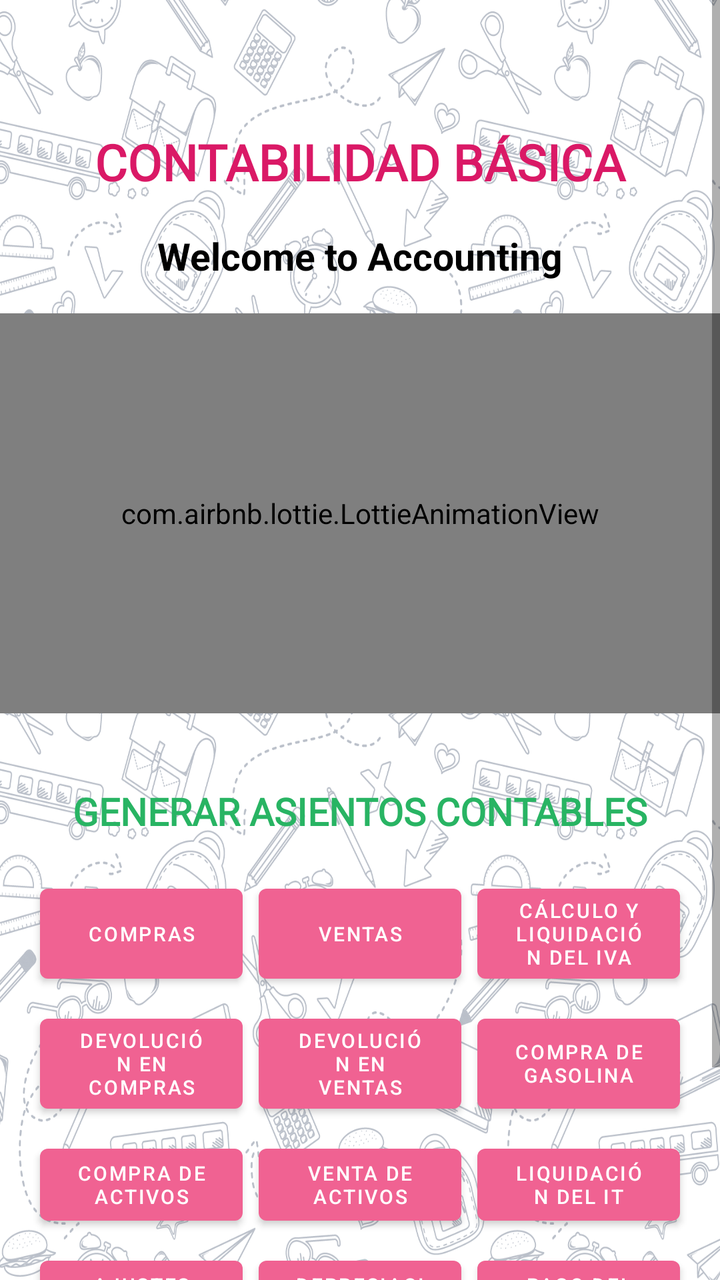
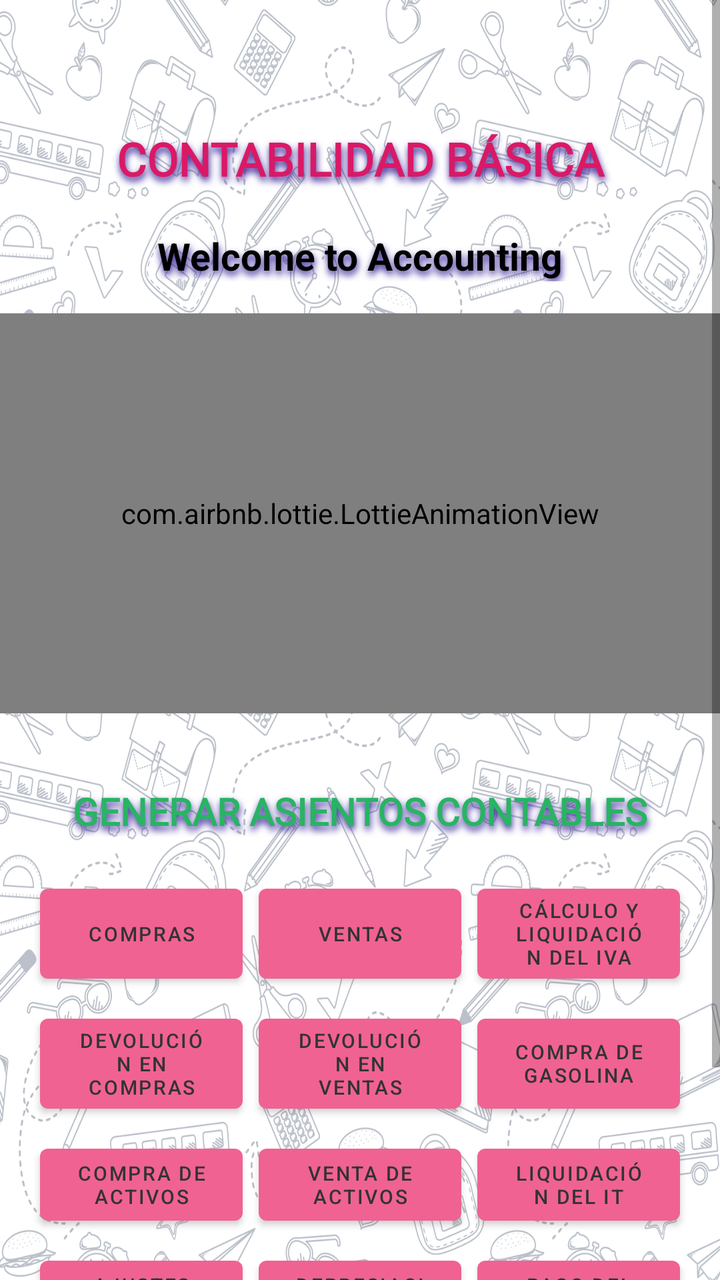

An Android layout rendered at two revisions. The XML below is the earlier revision; the diff shows what the commit changed to produce the second picture.
<!-- AndroidManifest.xml: application theme Theme.ContabilidadBasicaBolivia -->
<!-- res/layout/fragment_home.xml -->
<?xml version="1.0" encoding="utf-8"?>
<RelativeLayout xmlns:android="http://schemas.android.com/apk/res/android"
    xmlns:app="http://schemas.android.com/apk/res-auto"
    xmlns:tools="http://schemas.android.com/tools"
    android:layout_width="match_parent"
    android:layout_height="match_parent"
    tools:context=".HomeFragment">


    
    <androidx.constraintlayout.widget.ConstraintLayout
        android:layout_width="match_parent"
        android:layout_height="match_parent"
        tools:context=".ScrollView01">


        <ScrollView
            android:id="@+id/scrollView3"
            android:layout_width="match_parent"
            android:layout_height="match_parent"
            android:background="@drawable/png44"
            app:layout_constraintBottom_toBottomOf="parent"
            app:layout_constraintEnd_toEndOf="parent"
            app:layout_constraintStart_toStartOf="parent"
            app:layout_constraintTop_toTopOf="parent">



            <LinearLayout
                android:layout_width="match_parent"
                android:layout_height="wrap_content"
                android:orientation="vertical">

                <FrameLayout
                    android:layout_width="match_parent"
                    android:layout_height="55dp"
                    app:layout_constraintBottom_toTopOf="@+id/lottieAnimationView"
                    app:layout_constraintEnd_toEndOf="parent"
                    app:layout_constraintHorizontal_bias="0.0"
                    app:layout_constraintStart_toStartOf="parent"
                    app:layout_constraintTop_toTopOf="parent"
                    app:layout_constraintVertical_bias="0.0">

                    <TextView
                        android:layout_width="match_parent"
                        android:layout_height="wrap_content"
                        android:layout_marginTop="5dp"
                        android:fontFamily="@font/letra01"
                        android:gravity="center_horizontal"
                        android:text=""
                        android:textColor="#DA1966"
                        android:textSize="28sp"
                        android:textStyle="bold"
                        app:autoSizeTextType="uniform"
                        app:layout_constraintEnd_toEndOf="parent"
                        app:layout_constraintStart_toStartOf="parent"
                        app:layout_constraintTop_toTopOf="parent" />
                </FrameLayout>
                <FrameLayout
                    android:layout_width="match_parent"
                    android:layout_height="60dp"
                    app:layout_constraintBottom_toTopOf="@+id/lottieAnimationView"
                    app:layout_constraintEnd_toEndOf="parent"
                    app:layout_constraintHorizontal_bias="0.0"
                    app:layout_constraintStart_toStartOf="parent"
                    app:layout_constraintTop_toTopOf="parent"
                    app:layout_constraintVertical_bias="0.0">

                    <TextView
                        android:id="@+id/titleTextView"
                        android:layout_width="match_parent"
                        android:layout_height="wrap_content"
                        android:layout_marginTop="9dp"
                        android:fontFamily="@font/letra01"
                        android:gravity="center_horizontal"
                        android:text="CONTABILIDAD BÁSICA"
                        android:textColor="#DA1966"
                        android:textSize="25sp"
                        android:textStyle="bold"
                        app:autoSizeTextType="uniform"
                        app:layout_constraintEnd_toEndOf="parent"
                        app:layout_constraintStart_toStartOf="parent"
                        app:layout_constraintTop_toTopOf="parent" />
                </FrameLayout>

                <TextView
                    android:id="@+id/title1"
                    android:layout_width="match_parent"
                    android:layout_height="wrap_content"
                    android:gravity="center_horizontal"
                    android:background="?android:attr/selectableItemBackground"
                    android:text="Welcome to Accounting"
                    android:textColor="#000000"
                    android:textSize="19sp"
                    android:textStyle="bold"
                    app:layout_constraintEnd_toEndOf="parent"
                    app:layout_constraintStart_toStartOf="parent"
                    app:layout_constraintTop_toBottomOf="@+id/lottieAnimationView" />

                <com.airbnb.lottie.LottieAnimationView
                    android:id="@+id/lottieAnimationView"
                    android:layout_width="match_parent"
                    android:layout_height="200dp"
                    android:layout_marginTop="16dp"
                    app:layout_constraintEnd_toEndOf="parent"
                    app:layout_constraintStart_toStartOf="parent"
                    app:layout_constraintTop_toBottomOf="@+id/titleTextView"
                    app:lottie_autoPlay="true"
                    app:lottie_loop="true"
                    app:lottie_rawRes="@raw/work_girl_cat" />

                <TextView
                    android:id="@+id/titleTextViewgenerate"
                    android:layout_width="match_parent"
                    android:layout_height="wrap_content"
                    android:layout_marginTop="36dp"
                    android:fontFamily="@font/numero_dos"
                    android:gravity="center_horizontal"
                    android:text="GENERAR ASIENTOS CONTABLES"
                    android:textColor="#28B463"
                    android:textSize="19sp"
                    android:textStyle="bold"
                    app:layout_constraintEnd_toEndOf="parent"
                    app:layout_constraintHorizontal_bias="0.5"
                    app:layout_constraintStart_toStartOf="parent"
                    app:layout_constraintTop_toBottomOf="@+id/lottieAnimationView" />

                <GridLayout
                    android:id="@+id/bottomButtonsLayout"
                    android:layout_width="match_parent"
                    android:layout_height="match_parent"
                    android:layout_margin="16dp"
                    android:columnCount="3"
                    android:rowCount="1"
                    app:layout_constraintBottom_toBottomOf="parent"
                    app:layout_constraintEnd_toEndOf="parent"
                    app:layout_constraintStart_toStartOf="parent"
                    app:layout_constraintTop_toBottomOf="@id/titleTextView"
                    app:layout_constraintVertical_bias="0.9">

                    <Button
                        android:id="@+id/compras01"
                        android:layout_width="0dp"
                        android:layout_height="wrap_content"
                        android:layout_rowWeight="1"
                        android:layout_columnWeight="1"
                        android:layout_margin="4dp"
                        android:text="COMPRAS"
                        android:theme="@style/button"
                        android:textColor="@color/white"
                        android:textSize="10sp"
                        android:gravity="center"
                        android:paddingStart="8dp"
                        android:paddingEnd="8dp"
                        android:paddingTop="4dp"
                        android:paddingBottom="4dp" />

                    <Button
                        android:id="@+id/ventas01"
                        android:layout_width="0dp"
                        android:layout_height="wrap_content"
                        android:layout_rowWeight="1"
                        android:layout_columnWeight="1"
                        android:layout_margin="4dp"
                        android:theme="@style/button"
                        android:text="VENTAS"
                        android:textColor="#ffffff"
                        android:textSize="10sp" />

                    <Button
                        android:id="@+id/liquidacion01"
                        android:layout_width="0dp"
                        android:layout_height="wrap_content"
                        android:layout_rowWeight="1"
                        android:layout_columnWeight="1"
                        android:layout_margin="4dp"
                        android:theme="@style/button"
                        android:text="Cálculo y\nLiquidación del IVA"
                        android:textColor="#ffffff"
                        android:textSize="10sp" />


                    <Button
                        android:id="@+id/dev_compras01"
                        android:layout_width="0dp"
                        android:layout_height="wrap_content"
                        android:layout_rowWeight="1"
                        android:layout_columnWeight="1"
                        android:layout_margin="4dp"
                        android:theme="@style/button"
                        android:text="Devolución en compras"
                        android:textColor="#ffffff"
                        android:textSize="10sp"/>

                    <Button
                        android:id="@+id/dev_ventas01"
                        android:layout_width="0dp"
                        android:layout_height="wrap_content"
                        android:layout_rowWeight="1"
                        android:layout_columnWeight="1"
                        android:layout_margin="4dp"
                        android:theme="@style/button"
                        android:text="Devolución en ventas"
                        android:textColor="#ffffff"
                        android:textSize="10sp"/>

                    <Button
                        android:id="@+id/compra_gasolina01"
                        android:layout_width="0dp"
                        android:layout_height="wrap_content"
                        android:layout_rowWeight="1"
                        android:layout_columnWeight="1"
                        android:layout_margin="4dp"
                        android:theme="@style/button"
                        android:text="COMPRA DE GASOLINA"
                        android:textColor="#ffffff"
                        android:textSize="10sp"/>

                    <Button
                        android:id="@+id/compra_activo"
                        android:layout_width="0dp"
                        android:layout_height="wrap_content"
                        android:layout_rowWeight="1"
                        android:layout_columnWeight="1"
                        android:layout_margin="4dp"
                        android:theme="@style/button"
                        android:text="COMPRA DE ACTIVOS"
                        android:textColor="#ffffff"
                        android:textSize="10sp"/>

                    <Button
                        android:id="@+id/venta_activo"
                        android:layout_width="0dp"
                        android:layout_height="wrap_content"
                        android:layout_rowWeight="1"
                        android:layout_columnWeight="1"
                        android:layout_margin="4dp"
                        android:theme="@style/button"
                        android:text="VENTA DE ACTIVOS"
                        android:textColor="#ffffff"
                        android:textSize="10sp"/>

                    <Button
                        android:id="@+id/liquidacion_it01"
                        android:layout_width="0dp"
                        android:layout_height="wrap_content"
                        android:layout_rowWeight="1"
                        android:layout_columnWeight="1"
                        android:layout_margin="4dp"
                        android:theme="@style/button"
                        android:text="LIQUIDACIÓN DEL IT"
                        android:textColor="#ffffff"
                        android:textSize="10sp"/>

                    <Button
                        android:id="@+id/ajuste"
                        android:layout_width="0dp"
                        android:layout_height="wrap_content"
                        android:layout_rowWeight="1"
                        android:layout_columnWeight="1"
                        android:layout_margin="4dp"
                        android:theme="@style/button"
                        android:text="AJUSTES CONTABLES"
                        android:textColor="#ffffff"
                        android:textSize="10sp"/>

                    <Button
                        android:id="@+id/depreciacion"
                        android:layout_width="0dp"
                        android:layout_height="wrap_content"
                        android:layout_rowWeight="1"
                        android:layout_columnWeight="1"
                        android:layout_margin="4dp"
                        android:theme="@style/button"
                        android:text="DEPRESIACIÓN ACTIVOS"
                        android:textColor="#ffffff"
                        android:textSize="10sp"/>

                    <Button
                        android:id="@+id/pago_iue"
                        android:layout_width="0dp"
                        android:layout_height="wrap_content"
                        android:layout_rowWeight="1"
                        android:layout_columnWeight="1"
                        android:layout_margin="4dp"
                        android:theme="@style/button"
                        android:text="PAGO DEL IUE"
                        android:textColor="#ffffff"
                        android:textSize="10sp"/>


                </GridLayout>

                <TextView
                    android:id="@+id/titleTextView000"
                    android:layout_width="match_parent"
                    android:layout_height="wrap_content"
                    android:layout_marginTop="24dp"
                    android:text="CONTABILIDAD BÁSICA"
                    android:textColor="#FDFEFE"
                    android:textSize="8sp"
                    android:textStyle="bold"
                    app:layout_constraintEnd_toEndOf="parent"
                    app:layout_constraintStart_toStartOf="parent"
                    app:layout_constraintTop_toTopOf="parent" />


                <TextView
                    android:id="@+id/textView7"
                    android:layout_width="match_parent"
                    android:layout_height="wrap_content"
                    android:text=""
                    android:textSize="30sp" />

                <FrameLayout
                    android:layout_width="match_parent"
                    android:layout_height="match_parent">

                </FrameLayout>

            </LinearLayout>

        </ScrollView>

    </androidx.constraintlayout.widget.ConstraintLayout>
</RelativeLayout>
<!-- resources referenced by this layout -->
<resources>
  <color name="white">#FFFFFFFF</color>
  <!-- drawable png44: png bitmap (drawable, 1012713 bytes) -->
  <style name="button" parent="Theme.AppCompat.Light.NoActionBar">
          <item name="colorPrimary">@color/pink</item>
          <item name="colorPrimaryVariant">@color/lightGray</item>
          <item name="android:textColorPrimary">@color/navy</item>
          <item name="android:statusBarColor">@color/darkGreen</item>
      </style>
  <style name="Theme.ContabilidadBasicaBolivia" parent="Base.Theme.ContabilidadBasicaBolivia" />
  <color name="pink">#F06292</color>
  <color name="lightGray">#D3D3D3</color>
  <color name="navy">#000080</color>
  <color name="darkGreen">#006400</color>
  <style name="Base.Theme.ContabilidadBasicaBolivia" parent="Theme.MaterialComponents.DayNight.NoActionBar">
          
          
          <item name="colorPrimary">@color/white</item>
          <item name="colorPrimaryVariant">@color/black</item>
          <item name="android:textColorPrimary">@color/white</item>
          <item name="android:statusBarColor">@color/red</item>
  
      </style>
  <color name="black">#FF000000</color>
  <color name="red">#5DC1B9</color>
</resources>

<!-- the commit's change to res/layout/fragment_home.xml (unified diff, before → after) -->
@@ -75,9 +75,13 @@
                         android:gravity="center_horizontal"
                         android:text="CONTABILIDAD BÁSICA"
                         android:textColor="#DA1966"
-                        android:textSize="25sp"
+                        android:textSize="23sp"
                         android:textStyle="bold"
                         app:autoSizeTextType="uniform"
+                        android:shadowColor="#311B92"
+                        android:shadowDx="1"
+                        android:shadowDy="6"
+                        android:shadowRadius="8"
                         app:layout_constraintEnd_toEndOf="parent"
                         app:layout_constraintStart_toStartOf="parent"
                         app:layout_constraintTop_toTopOf="parent" />
@@ -93,6 +97,10 @@
                     android:textColor="#000000"
                     android:textSize="19sp"
                     android:textStyle="bold"
+                    android:shadowColor="#311B92"
+                    android:shadowDx="1"
+                    android:shadowDy="6"
+                    android:shadowRadius="8"
                     app:layout_constraintEnd_toEndOf="parent"
                     app:layout_constraintStart_toStartOf="parent"
                     app:layout_constraintTop_toBottomOf="@+id/lottieAnimationView" />
@@ -120,6 +128,12 @@
                     android:textColor="#28B463"
                     android:textSize="19sp"
                     android:textStyle="bold"
+
+                    android:shadowColor="#311B92"
+                    android:shadowDx="1"
+                    android:shadowDy="6"
+                    android:shadowRadius="8"
+
                     app:layout_constraintEnd_toEndOf="parent"
                     app:layout_constraintHorizontal_bias="0.5"
                     app:layout_constraintStart_toStartOf="parent"
@@ -147,7 +161,7 @@
                         android:layout_margin="4dp"
                         android:text="COMPRAS"
                         android:theme="@style/button"
-                        android:textColor="@color/white"
+                        android:textColor="#333333"
                         android:textSize="10sp"
                         android:gravity="center"
                         android:paddingStart="8dp"
@@ -164,7 +178,7 @@
                         android:layout_margin="4dp"
                         android:theme="@style/button"
                         android:text="VENTAS"
-                        android:textColor="#ffffff"
+                        android:textColor="#333333"
                         android:textSize="10sp" />
 
                     <Button
@@ -176,7 +190,7 @@
                         android:layout_margin="4dp"
                         android:theme="@style/button"
                         android:text="Cálculo y\nLiquidación del IVA"
-                        android:textColor="#ffffff"
+                        android:textColor="#333333"
                         android:textSize="10sp" />
 
 
@@ -189,7 +203,7 @@
                         android:layout_margin="4dp"
                         android:theme="@style/button"
                         android:text="Devolución en compras"
-                        android:textColor="#ffffff"
+                        android:textColor="#333333"
                         android:textSize="10sp"/>
 
                     <Button
@@ -201,7 +215,7 @@
                         android:layout_margin="4dp"
                         android:theme="@style/button"
                         android:text="Devolución en ventas"
-                        android:textColor="#ffffff"
+                        android:textColor="#333333"
                         android:textSize="10sp"/>
 
                     <Button
@@ -213,7 +227,7 @@
                         android:layout_margin="4dp"
                         android:theme="@style/button"
                         android:text="COMPRA DE GASOLINA"
-                        android:textColor="#ffffff"
+                        android:textColor="#333333"
                         android:textSize="10sp"/>
 
                     <Button
@@ -225,7 +239,7 @@
                         android:layout_margin="4dp"
                         android:theme="@style/button"
                         android:text="COMPRA DE ACTIVOS"
-                        android:textColor="#ffffff"
+                        android:textColor="#333333"
                         android:textSize="10sp"/>
 
                     <Button
@@ -237,7 +251,7 @@
                         android:layout_margin="4dp"
                         android:theme="@style/button"
                         android:text="VENTA DE ACTIVOS"
-                        android:textColor="#ffffff"
+                        android:textColor="#333333"
                         android:textSize="10sp"/>
 
                     <Button
@@ -249,7 +263,7 @@
                         android:layout_margin="4dp"
                         android:theme="@style/button"
                         android:text="LIQUIDACIÓN DEL IT"
-                        android:textColor="#ffffff"
+                        android:textColor="#333333"
                         android:textSize="10sp"/>
 
                     <Button
@@ -261,7 +275,7 @@
                         android:layout_margin="4dp"
                         android:theme="@style/button"
                         android:text="AJUSTES CONTABLES"
-                        android:textColor="#ffffff"
+                        android:textColor="#333333"
                         android:textSize="10sp"/>
 
                     <Button
@@ -273,7 +287,7 @@
                         android:layout_margin="4dp"
                         android:theme="@style/button"
                         android:text="DEPRESIACIÓN ACTIVOS"
-                        android:textColor="#ffffff"
+                        android:textColor="#333333"
                         android:textSize="10sp"/>
 
                     <Button
@@ -285,7 +299,7 @@
                         android:layout_margin="4dp"
                         android:theme="@style/button"
                         android:text="PAGO DEL IUE"
-                        android:textColor="#ffffff"
+                        android:textColor="#333333"
                         android:textSize="10sp"/>
 
 
